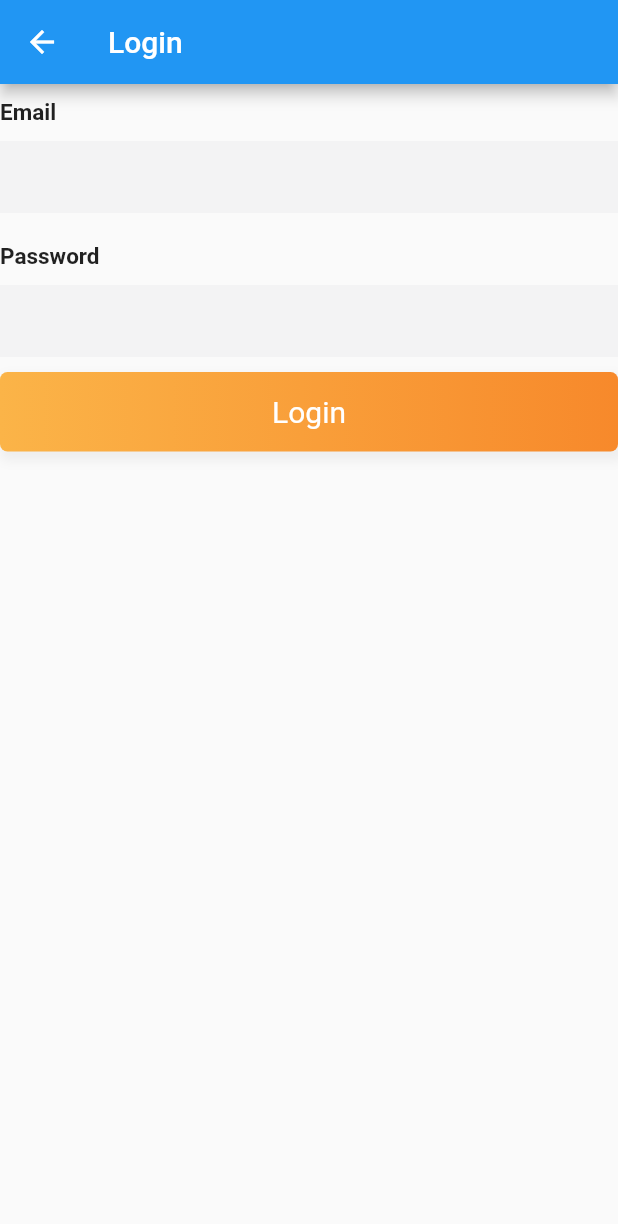
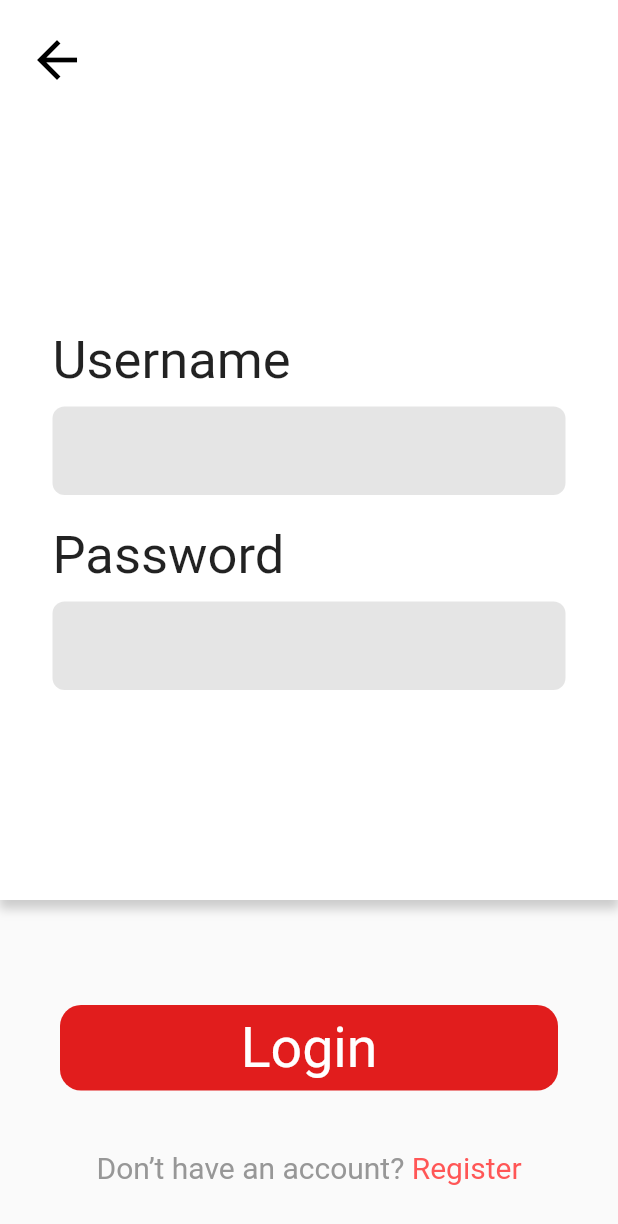
Before and after one commit to Educorreia932/FEUP-ESOF, a Flutter app: the screen it shows after launch, in the side drawer, after a tap on "Login", on a phone screen of 412 x 824 dp. Shown: the top 1224 px of the screen. Run offline on Flutter 3.47's test engine with Material 2 defaults, Android fonts, the phone set to English and light mode, and no system bars; our stand-ins replace cloud_firestore, firebase_core; accounts and stored records are empty.

Commit message:
Redesigned Login Screen

```diff
--- /dev/null
+++ b/ask_away/lib/components/SimpleAppBar.dart
@@ -0,0 +1,27 @@
+import 'package:ask_away/screens/main_screen/MainScreen.dart';
+import 'package:flutter/material.dart';
+
+Widget SimpleAppBar(BuildContext context) {
+  return AppBar(
+    toolbarHeight: 80,
+    leading: Padding(
+      padding: const EdgeInsets.only(left: 10),
+      child: new IconButton(
+        icon: new Icon(
+          Icons.arrow_back,
+          size: 40,
+          color: Colors.black,
+        ),
+        onPressed: () {
+          Navigator.pop(context);
+          Navigator.push(
+            context,
+            MaterialPageRoute(builder: (context) => MainScreen()),
+          );
+        },
+      ),
+    ),
+    backgroundColor: Colors.white,
+    elevation: 0.0,
+  );
+}
--- a/ask_away/lib/components/SimpleButton.dart
+++ b/ask_away/lib/components/SimpleButton.dart
@@ -6,7 +6,7 @@ class SimpleButton extends StatelessWidget {
 
   SimpleButton(String text) {
     this.text = Text(
-      "Find talk",
+      text,
       style: TextStyle(
         fontSize: 37,
         fontWeight: FontWeight.normal,
--- a/ask_away/lib/screens/authentication/LoginScreen.dart
+++ b/ask_away/lib/screens/authentication/LoginScreen.dart
@@ -1,4 +1,6 @@
-import 'package:cloud_firestore/cloud_firestore.dart';
+import 'package:ask_away/components/SimpleAppBar.dart';
+import 'package:ask_away/components/SimpleButton.dart';
+import 'package:ask_away/screens/main_screen/MainScreen.dart';
 import 'package:flutter/cupertino.dart';
 import 'package:flutter/material.dart';
 
@@ -10,78 +12,70 @@ class LoginScreen extends StatefulWidget {
 }
 
 class LoginScreenState extends State<LoginScreen> {
-  Widget _LoginForm() {
-    return Column(
-      children: <Widget>[
-        EntryField("Email"),
-        EntryField("Password", isPassword: true),
-      ],
-    );
-  }
-
-  Widget _SubmitButton() {
-    return InkWell(
-      onTap: _Login,
-      child: Container(
-        width: MediaQuery.of(context).size.width,
-        padding: EdgeInsets.symmetric(vertical: 15),
-        alignment: Alignment.center,
-        decoration: BoxDecoration(
-            borderRadius: BorderRadius.all(Radius.circular(5)),
-            boxShadow: <BoxShadow>[
-              BoxShadow(
-                  color: Colors.grey.shade200,
-                  offset: Offset(2, 4),
-                  blurRadius: 5,
-                  spreadRadius: 2)
-            ],
-            gradient: LinearGradient(
-                begin: Alignment.centerLeft,
-                end: Alignment.centerRight,
-                colors: [
-                  Color(0xfffbb448),
-                  Color(0xfff7892b),
-                ])),
-        child: Text(
-          'Login',
-          style: TextStyle(fontSize: 20, color: Colors.white),
-        ),
-      ),
-    );
-  }
-
-  void _Login() {
-    final login = loginController.text;
-    final password = passwordController.text;
-
-    print("Login: $login , Senha: $password ");
-
-    FirebaseFirestore.instance
-        .collection('Users')
-        .where(
-          "login",
-          isEqualTo: login,
-        )
-        .where(
-          "password",
-          isEqualTo: password,
-        )
-        .get().then((value) => print(value.size));
-  }
-
   @override
   Widget build(BuildContext context) {
     return Scaffold(
-      appBar: AppBar(
-        title: Text("Login"),
-      ),
-      body: Container(
-        child: Column(
-          children: [
-            _LoginForm(),
-            _SubmitButton(),
-          ],
-        ),
+      appBar: SimpleAppBar(context),
+      body: Column(
+        children: [
+          Container(
+            decoration: BoxDecoration(
+              color: Colors.white,
+              boxShadow: [
+                BoxShadow(
+                  color: Colors.grey.withOpacity(0.5),
+                  spreadRadius: 1,
+                  blurRadius: 5,
+                  offset: Offset(0, 5), // changes position of shadow
+                ),
+              ],
+            ),
+            height: 520,
+            padding: EdgeInsets.only(
+              left: 35,
+              right: 35,
+            ),
+            margin: EdgeInsets.only(
+              bottom: 70,
+            ),
+            child: Column(
+              mainAxisAlignment: MainAxisAlignment.center,
+              children: [
+                EntryField(EntryFieldType.USERNAME),
+                EntryField(EntryFieldType.PASSWORD),
+              ],
+            ),
+          ),
+          Padding(
+            padding: const EdgeInsets.only(
+              left: 40,
+              right: 40,
+              bottom: 40,
+            ),
+            child: SimpleButton("Login"),
+          ),
+          RichText(
+            text: TextSpan(
+              style: TextStyle(
+                fontSize: 20,
+              ),
+              children: [
+                TextSpan(
+                  text: "Don’t have an account? ",
+                  style: TextStyle(
+                    color: Color(0xFFF979797),
+                  ),
+                ),
+                TextSpan(
+                  text: "Register",
+                  style: TextStyle(
+                    color: Color(0xFFFF5656),
+                  ),
+                ),
+              ],
+            ),
+          ),
+        ],
       ),
     );
   }
--- a/ask_away/lib/screens/authentication/components/EntryField.dart
+++ b/ask_away/lib/screens/authentication/components/EntryField.dart
@@ -1,28 +1,51 @@
 import 'package:flutter/material.dart';
 
-final loginController = TextEditingController();
-final passwordController = TextEditingController();
+enum EntryFieldType {
+  USERNAME,
+  PASSWORD,
+}
 
-Widget EntryField(String title, {bool isPassword = false}) {
+Widget EntryField(EntryFieldType entryFieldType) {
+  String _title;
+  bool _obscured = false;
+
+  switch (entryFieldType) {
+    case EntryFieldType.USERNAME:
+      _title = "Username";
+      break;
+    case EntryFieldType.PASSWORD:
+      _title = "Password";
+      _obscured = true;
+      break;
+  }
+
   return Container(
     margin: EdgeInsets.symmetric(vertical: 10),
     child: Column(
       crossAxisAlignment: CrossAxisAlignment.start,
       children: <Widget>[
         Text(
-          title,
-          style: TextStyle(fontWeight: FontWeight.bold, fontSize: 15),
+          _title,
+          style: TextStyle(
+            fontSize: 35,
+          ),
         ),
         SizedBox(
           height: 10,
         ),
-        TextFormField(
-          controller: isPassword ? passwordController : loginController,
-          obscureText: isPassword,
+        TextField(
+          obscureText: _obscured,
           decoration: InputDecoration(
-              border: InputBorder.none,
-              fillColor: Color(0xfff3f3f4),
-              filled: true),
+            fillColor: Color(0xFFE5E5E5),
+            filled: true,
+            border: OutlineInputBorder(
+              borderRadius: BorderRadius.circular(8),
+              borderSide: BorderSide(
+                width: 0,
+                style: BorderStyle.none,
+              ),
+            ),
+          ),
         )
       ],
     ),
```
Also changed, not shown: ask_away/lib/screens/authentication/RegisterScreen.dart (+24 -65 lines).
